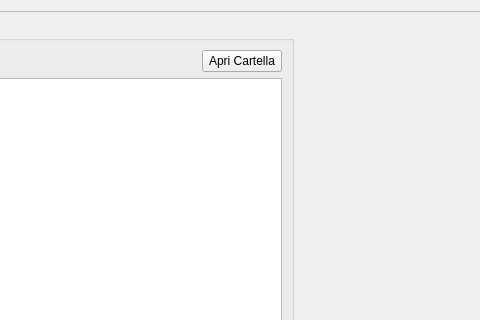
The window that schedadettaglio.ui (tarateo78/Praticometro) describes before a commit, drawn with Qt 5; both pictures show x 414 to 894 and y 0 to 320 of the 1350 by 700 pixel window.
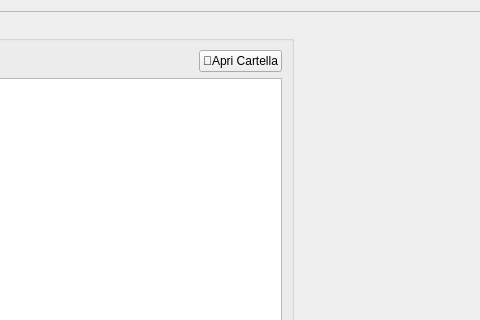
The same window after the commit.

Commit message: Monitoraggio con query

```diff
--- a/schedadettaglio.ui
+++ b/schedadettaglio.ui
@@ -192,7 +192,7 @@
               <item>
                <widget class="QPushButton" name="pushButton_2">
                 <property name="text">
-                 <string>Apri Cartella</string>
+                 <string>📂Apri Cartella</string>
                 </property>
                </widget>
               </item>
```
Left out of the diff: 15 changed lines with no effect on the pictures. The commit also changes 2 other files.
